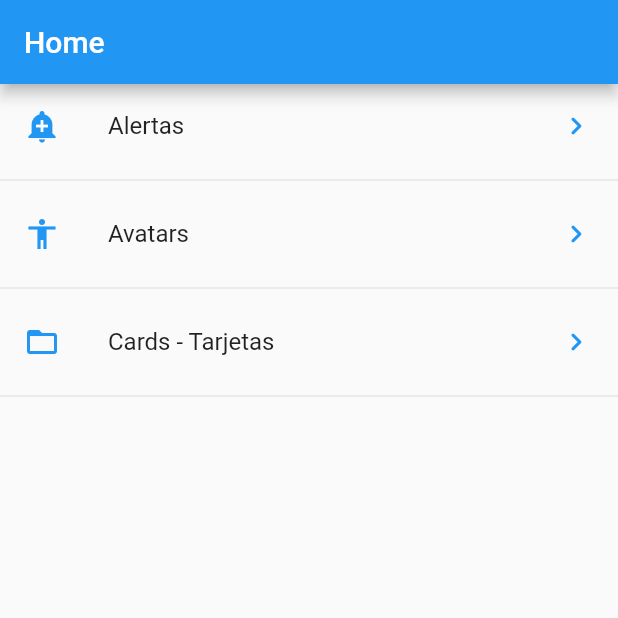
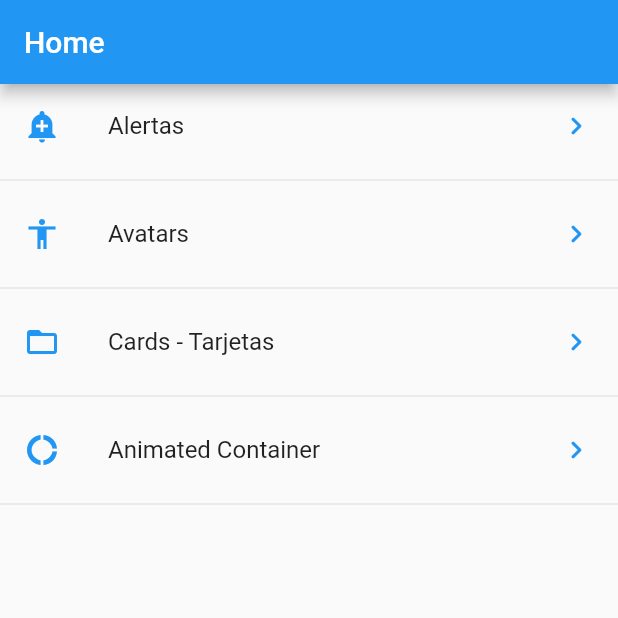
Before and after one commit to MartinPaGarcia/aprende_flutter, a Flutter app: the screen it shows after launch, on a phone screen of 412 x 824 dp, the top half of it. Run offline on Flutter 3.47's test engine with Material 2 defaults, Android fonts, the phone set to English and light mode, and no system bars.

Commit message:
added a new page to the json file

```diff
--- a/data/menu_opts.json
+++ b/data/menu_opts.json
@@ -15,6 +15,12 @@
             "ruta" : "card",
             "icon" : "folder_open",
             "texto": "Cards - Tarjetas"
+        },
+        {
+            "ruta" : "animatedContainer",
+            "icon" : "donut_large",
+            "texto": "Animated Container"
         }
+
     ]
 }
--- a/lib/src/pages/avatar_page.dart
+++ b/lib/src/pages/avatar_page.dart
@@ -33,7 +33,7 @@ class AvatarPage extends StatelessWidget {
       body: Center(
         child: FadeInImage(
           placeholder: AssetImage('assets/jar-loading.gif'),
-          image: NetworkImage('https://fiverr-res.cloudinary.com/images/t_main1,q_auto,f_auto,q_auto,f_auto/gigs/116397349/original/4adccdb75705c5f265105e8b6058218c592fdeb6/do-pixel-art-or-pixel-concept-art-for-you.jpg'),
+          image: NetworkImage('https://images.wallpapersden.com/image/download/iceberg-minimal_a2lnaGWUmZqaraWkpJRnam1lrWZpaWU.jpg'),
           fadeOutDuration: Duration(milliseconds: 250),
           ),
       ),
--- a/lib/src/routes/routes.dart
+++ b/lib/src/routes/routes.dart
@@ -1,17 +1,18 @@
 // ignore_for_file: prefer_const_constructors
+
 import 'package:flutter/material.dart';
 import 'package:aprende_flutter/src/pages/alert_page.dart';
 import 'package:aprende_flutter/src/pages/avatar_page.dart';
 import 'package:aprende_flutter/src/pages/card_page.dart';
 import 'package:aprende_flutter/src/pages/home_page.dart';
+import 'package:aprende_flutter/src/pages/animated_container.dart';
 
-
-
-Map <String, WidgetBuilder> getAplicationRoutes(){
+Map<String, WidgetBuilder> getAplicationRoutes() {
   return <String, WidgetBuilder>{
-  '/': (BuildContext context)      => HomePage(),
-  'alert': (BuildContext context)  => AlertPage(),
-  'avatar': (BuildContext context) => AvatarPage(),
-  'card': (BuildContext context) => CardPage(),
-};
+    '/': (BuildContext context) => HomePage(),
+    'alert': (BuildContext context) => AlertPage(),
+    'avatar': (BuildContext context) => AvatarPage(),
+    'card': (BuildContext context) => CardPage(),
+    'animatedContainer': (BuildContext context) => AnimatedContainerPage(),
+  };
 }
--- a/lib/src/utils/icono_string_util.dart
+++ b/lib/src/utils/icono_string_util.dart
@@ -6,6 +6,7 @@ final _icons = <String, IconData>{
   'add_alert': Icons.add_alert,
   'accessibility': Icons.accessibility,
   'folder_open': Icons.folder_open,
+  'donut_large': Icons.donut_large,
 };
 
 Icon getIcon(String nombreIcono) {
```
